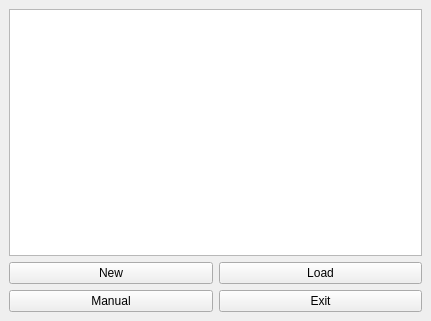
Above: ui/options_screen.ui from MATF-RS20/RS033-map-builder before the change. Below: the same form after it.
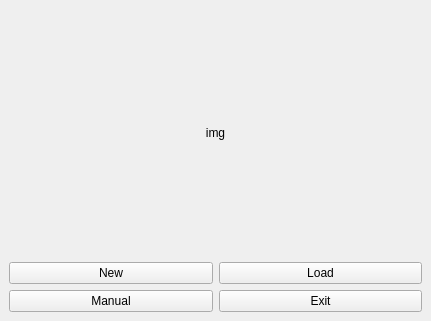
That is the form after the change.

Commit message: Added image to options_screen. Changed QGraphicsView to QLabel.

Diff of the .ui file:
```diff
--- a/ui/options_screen.ui
+++ b/ui/options_screen.ui
@@ -16,7 +16,14 @@
   <widget class="QWidget" name="centralwidget">
    <layout class="QVBoxLayout" name="verticalLayout">
     <item>
-     <widget class="QGraphicsView" name="graphics_view_preview"/>
+     <widget class="QLabel" name="lb_img">
+      <property name="text">
+       <string>img</string>
+      </property>
+      <property name="alignment">
+       <set>Qt::AlignCenter</set>
+      </property>
+     </widget>
     </item>
     <item>
      <layout class="QGridLayout" name="gridLayout">
```
The commit also changes 4 other files.
